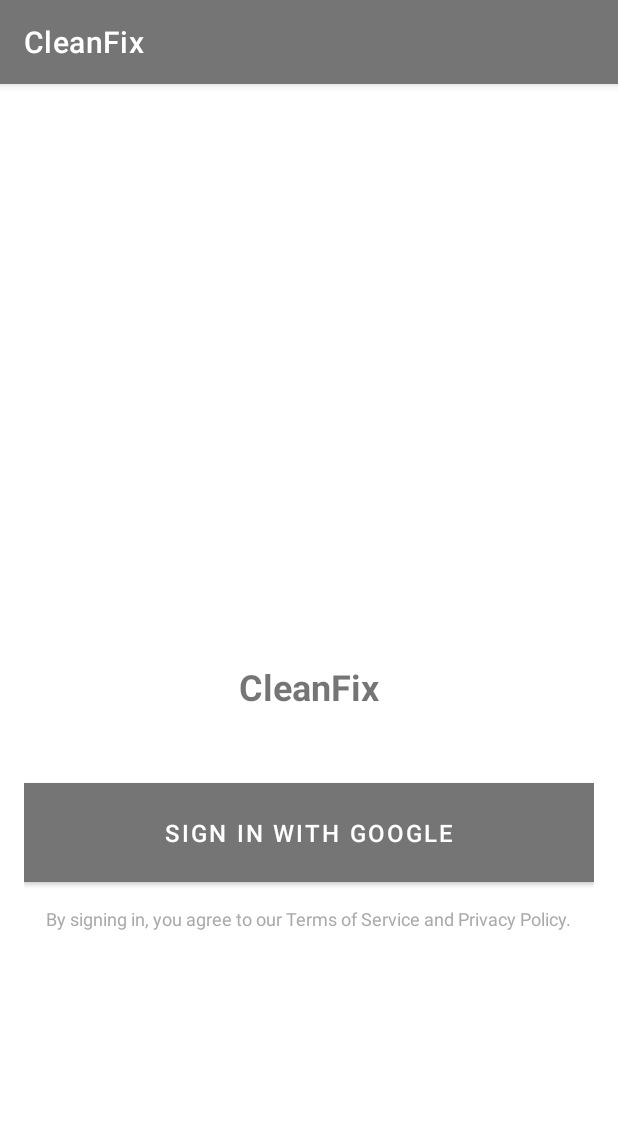
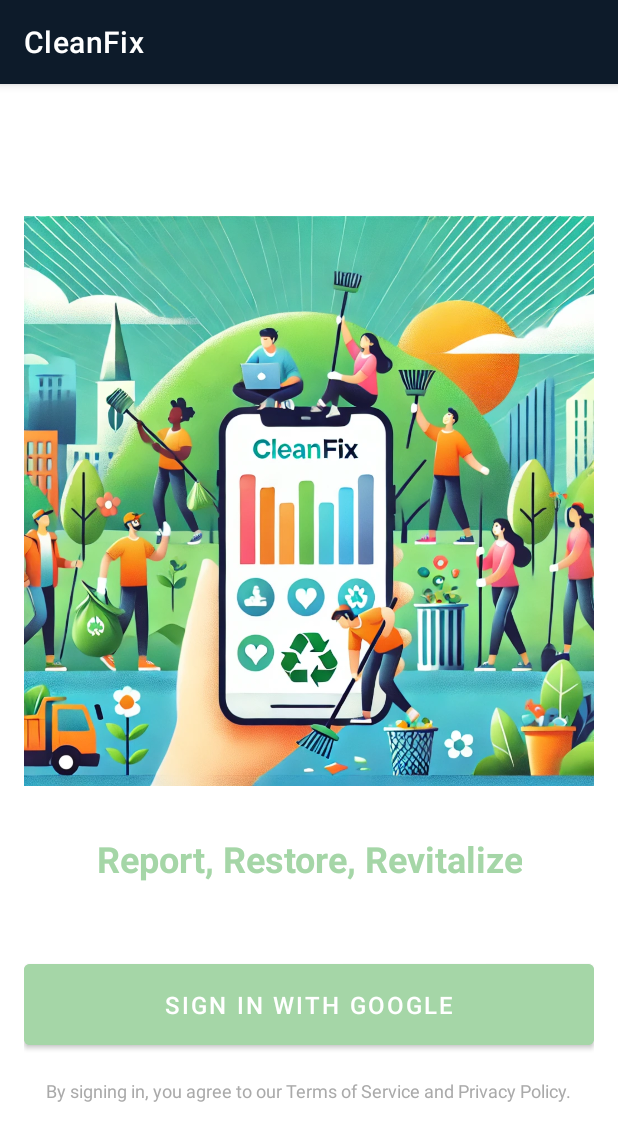
Before and after one commit to lxndrsch/cleanfix, an Android app: the screen it shows after launch (SSOActivity), on a phone screen of 412 x 824 dp. Shown: the top 1141 px of the screen. Run offline under Robolectric (Android 15) with nearby library versions, the phone set to English and light mode, and no system bars; our stand-ins replace Firebase (no records; nobody signed in at launch, a user with empty details on screens opened directly), navigation-ui.

Commit message:
adjusted colors

```diff
--- a/app/src/main/java/com/example/cleanfix/ui/SocialFragment.java
+++ b/app/src/main/java/com/example/cleanfix/ui/SocialFragment.java
@@ -8,16 +8,16 @@ import android.view.ViewGroup;
 import androidx.annotation.NonNull;
 import androidx.fragment.app.Fragment;
 
-import com.example.cleanfix.databinding.FragmentNotificationsBinding;
+import com.example.cleanfix.databinding.FragmentSocialBinding;
 
 public class SocialFragment extends Fragment {
 
-    private FragmentNotificationsBinding binding;
+    private FragmentSocialBinding binding;
 
     public View onCreateView(@NonNull LayoutInflater inflater,
                              ViewGroup container, Bundle savedInstanceState) {
 
-        binding = FragmentNotificationsBinding.inflate(inflater, container, false);
+        binding = FragmentSocialBinding.inflate(inflater, container, false);
 
         return binding.getRoot();
     }
--- a/app/src/main/res/layout/activity_sso.xml
+++ b/app/src/main/res/layout/activity_sso.xml
@@ -6,22 +6,25 @@
     android:padding="16dp"
     android:gravity="center">
 
-    <!-- App Logo or Welcome Text -->
+    <!-- App Logo or Welcome Image -->
     <ImageView
         android:id="@+id/app_logo"
-        android:layout_width="150dp"
-        android:layout_height="150dp"
+        android:layout_width="match_parent"
+        android:layout_height="wrap_content"
         android:layout_marginBottom="32dp"
-        />  <!-- Replace with your logo -->
+        android:adjustViewBounds="true"
+        android:scaleType="fitCenter"
+        android:src="@drawable/cleanfix" />
 
     <!-- Welcome Message or Title -->
     <TextView
         android:id="@+id/welcome_text"
         android:layout_width="wrap_content"
         android:layout_height="wrap_content"
-        android:text="CleanFix"
+        android:text="Report, Restore, Revitalize"
         android:textSize="24sp"
         android:textStyle="bold"
+        android:textColor="#A5D6A7"
         android:layout_marginBottom="16dp"
         android:gravity="center" />
 
@@ -32,7 +35,7 @@
         android:layout_height="wrap_content"
         android:text="Sign in with Google"
         android:layout_marginTop="32dp"
-        android:background="@android:color/holo_blue_dark"
+        android:backgroundTint="#A5D6A7"
         android:textColor="@android:color/white"
         android:textSize="16sp"
         android:padding="16dp" />
--- a/app/src/main/res/navigation/mobile_navigation.xml
+++ b/app/src/main/res/navigation/mobile_navigation.xml
@@ -21,5 +21,5 @@
         android:id="@+id/navigation_notifications"
         android:name="com.example.cleanfix.ui.SocialFragment"
         android:label="@string/title_notifications"
-        tools:layout="@layout/fragment_notifications" />
+        tools:layout="@layout/fragment_social" />
 </navigation>
--- a/app/src/main/res/values/colors.xml
+++ b/app/src/main/res/values/colors.xml
@@ -1,8 +1,9 @@
 <?xml version="1.0" encoding="utf-8"?>
 <resources>
-    <color name="expensive_gray">#757575</color>         <!-- Primary (neutral gray) -->
-    <color name="expensive_gray_dark">#424242</color>    <!-- Darker variant -->
-    <color name="expensive_gray_light">#BDBDBD</color><color name="purple_200">#FFBB86FC</color>
+    <color name="expensive_gray">#0D1B2A</color>
+    <color name="expensive_gray_dark">#0D1B2A</color>
+    <color name="expensive_gray_light">#0D1B2A</color>
+    <color name="purple_200">#FFBB86FC</color>
     <color name="purple_500">#FF6200EE</color>
     <color name="purple_700">#FF3700B3</color>
     <color name="teal_200">#FF03DAC5</color>
```
Also changed, not shown: app/src/main/java/com/example/cleanfix/ui/NewFragment.java (+37 -58 lines), app/src/main/res/layout/activity_main.xml (+5 -2 lines), app/src/main/res/layout/fragment_dashboard.xml (deleted, +0 -22 lines), app/src/main/res/layout/fragment_new.xml (+44 -15 lines), app/src/main/res/drawable/cleanfix.jpg (added), app/src/main/res/layout/fragment_social.xml (renamed from app/src/main/res/layout/fragment_notifications.xml), 1 other file.
